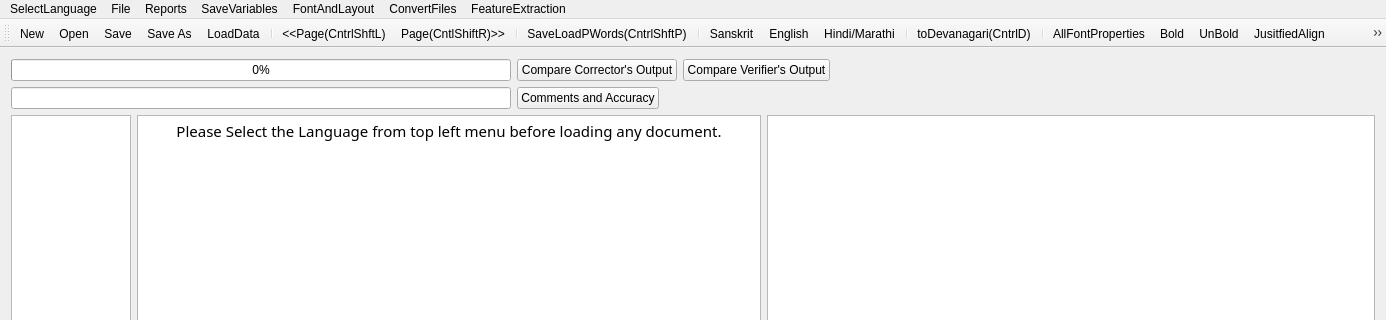
Before: the Qt Designer form FrameWorkCode/mainwindow.ui in venkatapathy/OpenOCRCorrect-dev, drawn with Qt 5; both pictures show x 0 to 1386 and y 0 to 320 of the 1386 by 733 pixel window.
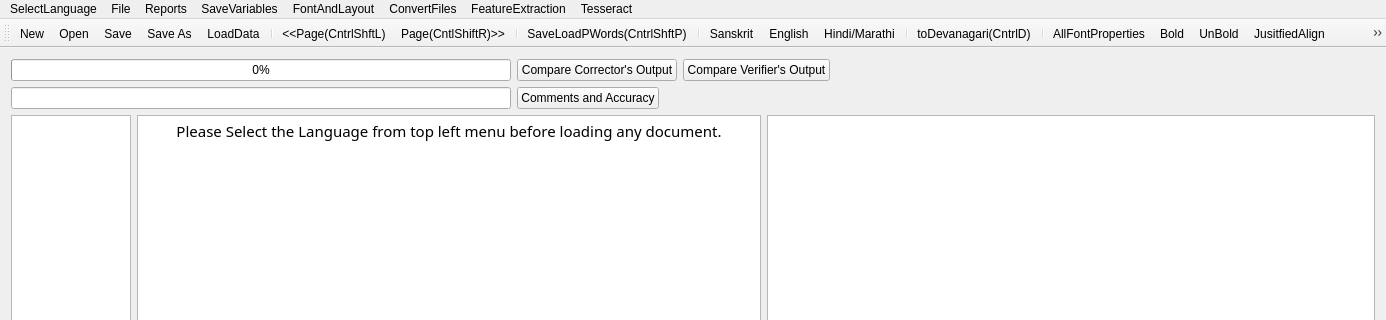
After: the same form once the commit is applied. Icons and pictures are not drawn. Custom widgets are drawn as their Qt base class.

```diff
--- a/FrameWorkCode/mainwindow.ui
+++ b/FrameWorkCode/mainwindow.ui
@@ -215,7 +215,7 @@
      <x>0</x>
      <y>0</y>
      <width>1386</width>
-     <height>22</height>
+     <height>21</height>
     </rect>
    </property>
    <widget class="QMenu" name="menuOCR_Correction_Window">
@@ -306,6 +306,12 @@
     <addaction name="actionSuperscript"/>
     <addaction name="actionInsert_Horizontal_Line"/>
    </widget>
+   <widget class="QMenu" name="menuTesseract">
+    <property name="title">
+     <string>Tesseract</string>
+    </property>
+    <addaction name="actionOpen_2"/>
+   </widget>
    <addaction name="menuSelectLanguage"/>
    <addaction name="menuOCR_Correction_Window"/>
    <addaction name="menuCreateReports"/>
@@ -313,6 +319,7 @@
    <addaction name="menuFontAndLayout"/>
    <addaction name="menuConvertFiles"/>
    <addaction name="menuFeatureExtraction"/>
+   <addaction name="menuTesseract"/>
   </widget>
   <widget class="QToolBar" name="mainToolBar">
    <property name="enabled">
@@ -745,6 +752,13 @@
   </action>
  </widget>
  <layoutdefault spacing="6" margin="11"/>
+ <customwidgets>
+  <customwidget>
+   <class>HOCRGraphicView</class>
+   <extends>QGraphicsView</extends>
+   <header>HOCRGraphicView.h</header>
+  </customwidget>
+ </customwidgets>
  <tabstops>
   <tabstop>textBrowser</tabstop>
   <tabstop>graphicsView</tabstop>
```
Left out of the diff: 7 changed lines with no effect on the pictures.
